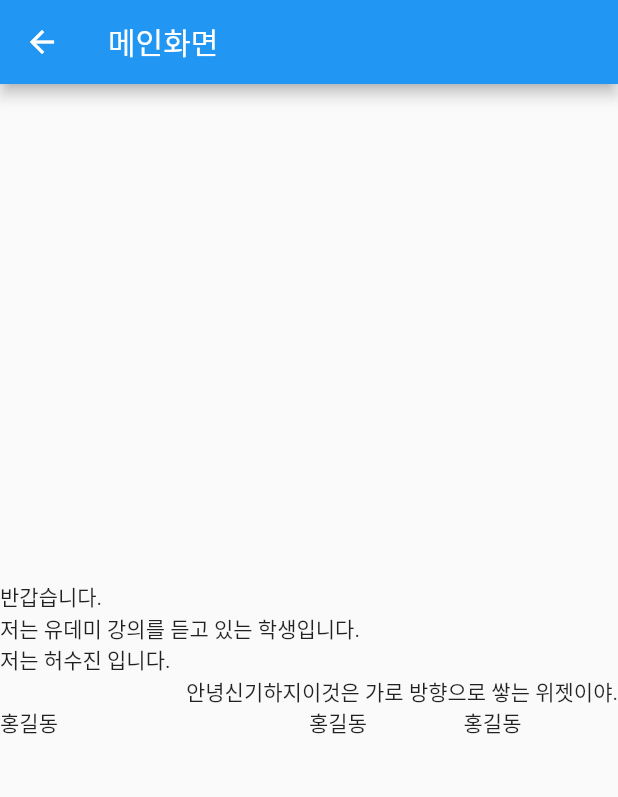
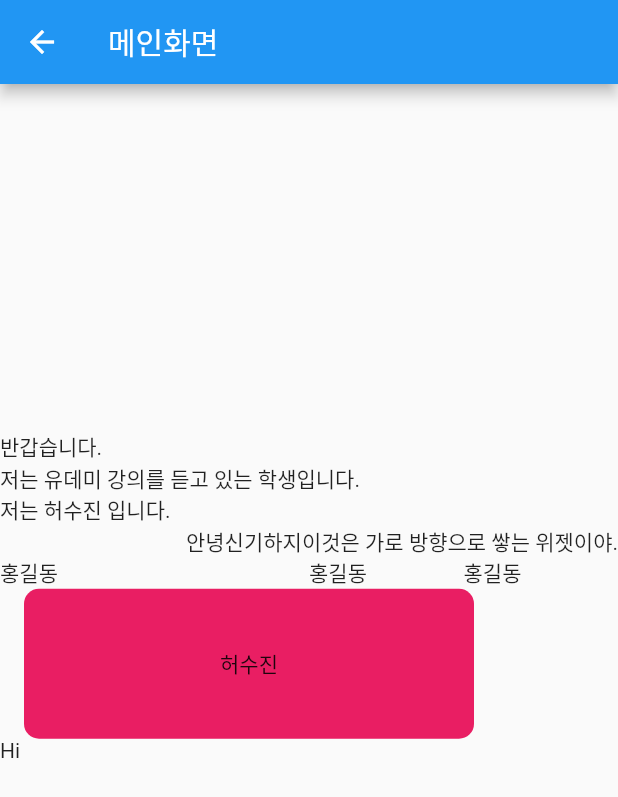
Before and after one commit to heosujinnn/Udemy-Flutter, a Flutter app: the screen it shows after launch, on a phone screen of 412 x 824 dp. Shown: the top 797 px of the screen. Run offline on Flutter 3.47's test engine with Material 2 defaults, Android fonts, the phone set to English and light mode, and no system bars.

Commit message:
[add] layout Container, SizedBox

```diff
--- a/lib/main_screen.dart
+++ b/lib/main_screen.dart
@@ -14,9 +14,11 @@ class _MainScreenState extends State<MainScreen> {
       appBar: AppBar(
         title: const Text('메인화면'),
       ),
+      // stless
       // alt+enter -> remove 할 수 있음.
       // ctrl+alt+L : 자동정렬
-      body: const Column(
+      // ctrl + .  : 코드 접기
+      body: Column(
         //세로방향으로 쌓아나감
         mainAxisAlignment: MainAxisAlignment.center, // (세로에서 중앙)
         crossAxisAlignment: CrossAxisAlignment.start, // 가로에서 시작
@@ -35,12 +37,37 @@ class _MainScreenState extends State<MainScreen> {
               // 무조건 넣는건 아닙니다. 코드가 완성 됐을 때 alt enter 하면 됨 !!! 앱 포파먼스 개선을 위해.
             ],
           ),
-          Row(children: [
-            //Expanded 위젯은 비율!! 2:1:1 이라는 뜻
-            Expanded(flex:2, child: Text('홍길동'),),
-            Expanded(child: Text('홍길동'),),
-            Expanded(child: Text('홍길동'),),
-          ],)
+          Row(
+            children: [
+              //Expanded 위젯은 비율!! 2:1:1 이라는 뜻
+              Expanded(
+                flex: 2,
+                child: Text('홍길동'),
+              ),
+              Expanded(
+                child: Text('홍길동'),
+              ),
+              Expanded(
+                child: Text('홍길동'),
+              ),
+            ],
+          ),
+          Container(
+            width: 300,
+            height: 100,
+            margin: EdgeInsets.only(left: 16,right: 0,top: 0, bottom: 0),
+            alignment: Alignment.center, //정렬 중앙
+            child: Text('허수진'),
+           // color: Colors.pinkAccent,
+            decoration: BoxDecoration(borderRadius: BorderRadius.circular(10),color: Colors.pink),
+
+          ),
+
+          SizedBox( // color 지원 안하고 단순히 박스를 만들고 싶을 때
+            width: 100,
+            height: 100,
+            child: Text('Hi'),
+          )
         ],
       ),
     );
```
